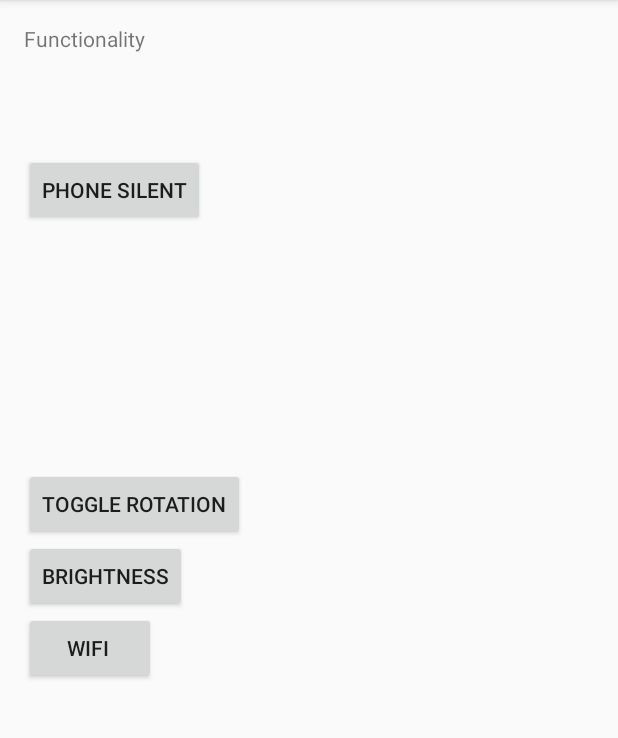
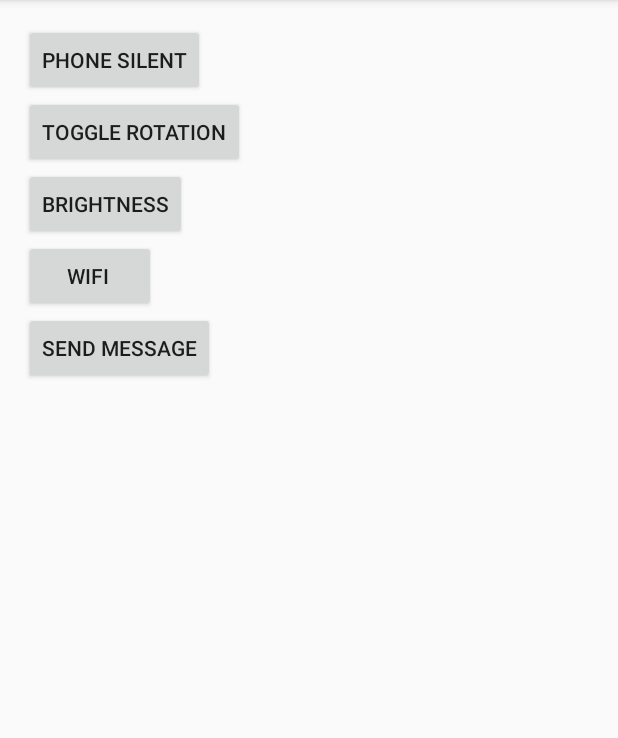
Before and after one commit to awesomeyi/SmartSchedule, an Android app: the FunctionalityViewActivity screen opened directly, with no data from a screen before it, after a tap on "TOGGLE ROTATION", on a phone screen of 412 x 824 dp, the part 84-822 px from its top. Run offline under Robolectric (Android 15) with nearby library versions, the phone set to English and light mode, and no system bars; 1 statement that could not run was skipped.

Commit message:
Implemented Phone services
Block calls
send texts

```diff
--- a/app/src/main/java/com/example/yi/smartschedule/FunctionalityViewActivity.java
+++ b/app/src/main/java/com/example/yi/smartschedule/FunctionalityViewActivity.java
@@ -1,9 +1,11 @@
 package com.example.yi.smartschedule;
 
+import android.Manifest;
 import android.annotation.TargetApi;
 import android.content.ContentResolver;
 import android.content.Context;
 import android.content.Intent;
+import android.content.pm.PackageManager;
 import android.media.AudioManager;
 import android.net.ConnectivityManager;
 import android.net.Uri;
@@ -11,12 +13,16 @@ import android.net.wifi.WifiManager;
 import android.os.Build;
 import android.os.Bundle;
 import android.provider.Settings;
+import android.support.v4.app.ActivityCompat;
 import android.support.v7.app.AppCompatActivity;
+import android.telephony.PhoneStateListener;
+import android.telephony.SmsManager;
 import android.telephony.TelephonyManager;
 import android.util.Log;
 import android.view.View;
 import android.widget.Button;
 import android.provider.Settings.System;
+import android.widget.Toast;
 
 import com.example.yi.smartschedule.lib.Util;
 
@@ -51,8 +57,16 @@ public class FunctionalityViewActivity extends AppCompatActivity implements View
         Button rotation = (Button) findViewById(R.id.rotate);
         rotation.setOnClickListener(this);
 
+        Button message = (Button) findViewById(R.id.message);
+        message.setOnClickListener(this);
+
+
+
 
         if (Build.VERSION.SDK_INT >= Build.VERSION_CODES.M) {
+            if(ActivityCompat.checkSelfPermission(this, Manifest.permission.SEND_SMS) != PackageManager.PERMISSION_GRANTED){
+                ActivityCompat.requestPermissions(this,new String[]{Manifest.permission.SEND_SMS, Manifest.permission.READ_PHONE_STATE},1);
+            }
             if(!System.canWrite(getApplicationContext())){
                 Intent intent = new Intent(android.provider.Settings.ACTION_MANAGE_WRITE_SETTINGS);
                 intent.setData(Uri.parse("package:" + this.getPackageName()));
@@ -90,6 +104,9 @@ public class FunctionalityViewActivity extends AppCompatActivity implements View
                 }catch(Exception e){
                     Util.d(e.toString());
                 }
+                break;
+            case R.id.message:
+                sendText("9143309136", "Suck My Dick");
                 break;
 
         }
@@ -131,6 +148,18 @@ public class FunctionalityViewActivity extends AppCompatActivity implements View
         Util.d("rotion: " + !current);
 
     }
+    public void sendText(String phoneNumber, String message){
+        try {
+            SmsManager smsManager = SmsManager.getDefault();
+            smsManager.sendTextMessage(phoneNumber, null, message, null, null);
+            Util.d("Sent message");
+        }
+
+        catch (Exception e) {
+            Util.d("Failed to send Text");
+            e.printStackTrace();
+        }
+    }
 
 
 
@@ -156,5 +185,4 @@ public class FunctionalityViewActivity extends AppCompatActivity implements View
 
     }
 
-
 }
--- a/app/src/main/java/com/example/yi/smartschedule/lib/Constants.java
+++ b/app/src/main/java/com/example/yi/smartschedule/lib/Constants.java
@@ -4,5 +4,5 @@ package com.example.yi.smartschedule.lib;
  * Created by Yi on 7/11/16.
  */
 public class Constants {
-    public static final String DEBUG = "YI_IS_BETTER";
+    public static final String DEBUG = "PORNHUB";
 }
--- a/app/src/main/res/layout/activity_functionality_view.xml
+++ b/app/src/main/res/layout/activity_functionality_view.xml
@@ -12,7 +12,6 @@
     <TextView
         android:layout_width="wrap_content"
         android:layout_height="wrap_content"
-        android:text="Functionality"
         android:id="@+id/textView2" />
 
     <Button
@@ -20,16 +19,15 @@
         android:layout_height="wrap_content"
         android:text="Phone Silent"
         android:id="@+id/silent"
-        android:layout_below="@+id/textView2"
-        android:layout_alignParentStart="true"
-        android:layout_marginTop="67dp" />
+        android:layout_alignTop="@+id/textView2"
+        android:layout_alignParentStart="true" />
 
     <Button
         android:layout_width="wrap_content"
         android:layout_height="wrap_content"
         android:text="Brightness"
         android:id="@+id/brightness"
-        android:layout_centerVertical="true"
+        android:layout_below="@+id/rotate"
         android:layout_alignParentStart="true" />
 
     <Button
@@ -45,6 +43,14 @@
         android:layout_height="wrap_content"
         android:text="Toggle Rotation"
         android:id="@+id/rotate"
-        android:layout_above="@+id/brightness"
+        android:layout_below="@+id/silent"
+        android:layout_alignParentStart="true" />
+
+    <Button
+        android:layout_width="wrap_content"
+        android:layout_height="wrap_content"
+        android:text="Send Message"
+        android:id="@+id/message"
+        android:layout_below="@+id/wifi"
         android:layout_alignParentStart="true" />
 </RelativeLayout>
```
Also changed, not shown: app/src/main/AndroidManifest.xml (+11 -0 lines), app/src/main/java/com/example/yi/smartschedule/MyPhoneStateListener.java (added, +28 -0 lines), app/src/main/java/com/example/yi/smartschedule/ServiceReceiver.java (added, +51 -0 lines).
